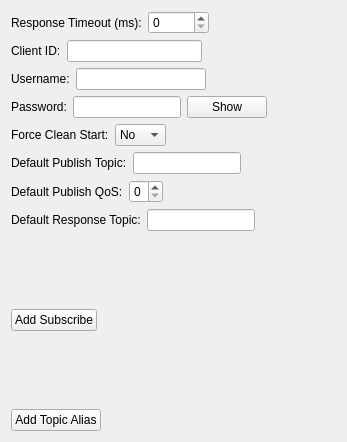
Old version of the form src/Mqtt5ClientFilterConfigWidget.ui in the repository commschamp/cc.mqtt5_client_filter.cc_tools_plugin.
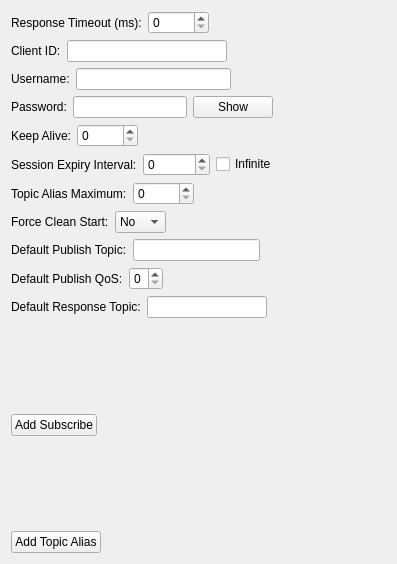
New version of the form.

Patch:
```diff
--- a/src/Mqtt5ClientFilterConfigWidget.ui
+++ b/src/Mqtt5ClientFilterConfigWidget.ui
@@ -6,8 +6,8 @@
    <rect>
     <x>0</x>
     <y>0</y>
-    <width>347</width>
-    <height>442</height>
+    <width>397</width>
+    <height>564</height>
    </rect>
   </property>
   <property name="windowTitle">
@@ -149,6 +149,106 @@
      </item>
     </layout>
    </item>
+   <item>
+    <layout class="QHBoxLayout" name="horizontalLayout_4">
+     <item>
+      <widget class="QLabel" name="m_keepAliveLabel">
+       <property name="text">
+        <string>Keep Alive:</string>
+       </property>
+      </widget>
+     </item>
+     <item>
+      <widget class="QSpinBox" name="m_keepAliveSpinBox">
+       <property name="maximum">
+        <number>65535</number>
+       </property>
+      </widget>
+     </item>
+     <item>
+      <spacer name="horizontalSpacer_5">
+       <property name="orientation">
+        <enum>Qt::Horizontal</enum>
+       </property>
+       <property name="sizeHint" stdset="0">
+        <size>
+         <width>40</width>
+         <height>20</height>
+        </size>
+       </property>
+      </spacer>
+     </item>
+    </layout>
+   </item>
+   <item>
+    <layout class="QHBoxLayout" name="horizontalLayout_5">
+     <item>
+      <widget class="QLabel" name="m_sessionExpiryIntervalLabel">
+       <property name="text">
+        <string>Session Expiry Interval:</string>
+       </property>
+      </widget>
+     </item>
+     <item>
+      <widget class="QSpinBox" name="m_sessionExpiryIntervalSpinBox">
+       <property name="maximum">
+        <number>2147483647</number>
+       </property>
+      </widget>
+     </item>
+     <item>
+      <widget class="QCheckBox" name="m_sessionExpiryInfiniteCheckBox">
+       <property name="text">
+        <string>Infinite</string>
+       </property>
+      </widget>
+     </item>
+     <item>
+      <spacer name="horizontalSpacer_6">
+       <property name="orientation">
+        <enum>Qt::Horizontal</enum>
+       </property>
+       <property name="sizeHint" stdset="0">
+        <size>
+         <width>40</width>
+         <height>20</height>
+        </size>
+       </property>
+      </spacer>
+     </item>
+    </layout>
+   </item>
+   <item>
+    <layout class="QHBoxLayout" name="horizontalLayout_13">
+     <item>
+      <widget class="QLabel" name="m_topicAliasMaximumLabel">
+       <property name="text">
+        <string>Topic Alias Maximum:</string>
+       </property>
+      </widget>
+     </item>
+     <item>
+      <widget class="QSpinBox" name="m_topicAliasMaximumSpinBox">
+       <property name="maximum">
+        <number>65535</number>
+       </property>
+      </widget>
+     </item>
+     <item>
+      <spacer name="horizontalSpacer_13">
+       <property name="orientation">
+        <enum>Qt::Horizontal</enum>
+       </property>
+       <property name="sizeHint" stdset="0">
+        <size>
+         <width>40</width>
+         <height>20</height>
+        </size>
+       </property>
+      </spacer>
+     </item>
+    </layout>
+   </item>
    <item>
     <layout class="QHBoxLayout" name="horizontalLayout_9">
      <item>
```
